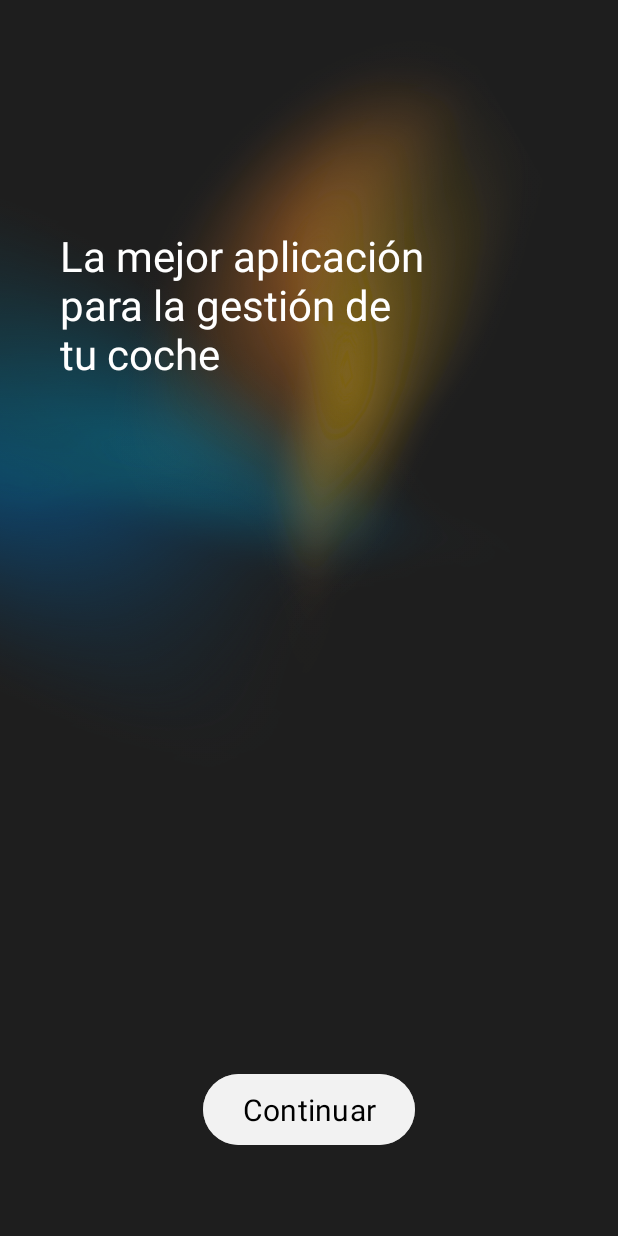
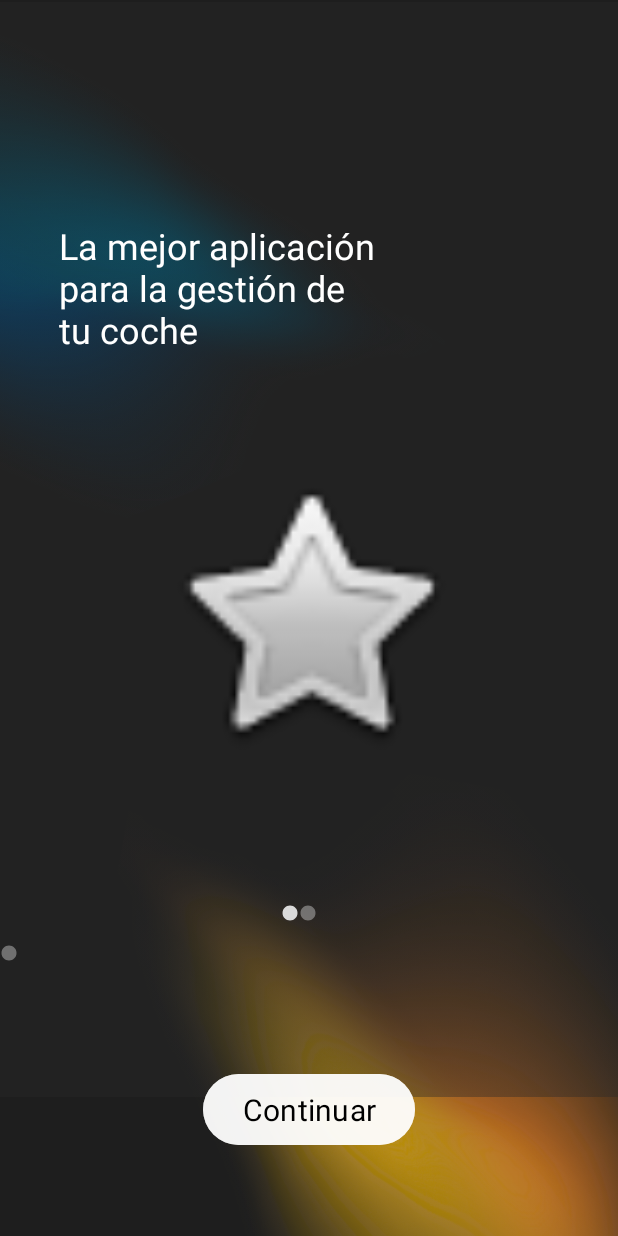
Before and after one commit to Jaim3w/FixIT, an Android app: the BienvenidaInfo1 screen opened directly, with no data from a screen before it, on a phone screen of 412 x 824 dp. Run offline under Robolectric (Android 15) with nearby library versions, the phone set to English and light mode, and no system bars.

Commit message:
termine interfaz de 1er pantalla de informacion de bienvenida

```diff
--- /dev/null
+++ b/FIXIT/app/src/main/res/drawable/circle_on.xml
@@ -0,0 +1,5 @@
+<vector xmlns:android="http://schemas.android.com/apk/res/android" android:height="24dp" android:tint="#DADADA" android:viewportHeight="24" android:viewportWidth="24" android:width="24dp">
+
+    <path android:fillColor="@android:color/white" android:pathData="M12,2C6.47,2 2,6.47 2,12s4.47,10 10,10 10,-4.47 10,-10S17.53,2 12,2z"/>
+
+</vector>
--- a/FIXIT/app/src/main/res/layout/activity_bienvenida_info1.xml
+++ b/FIXIT/app/src/main/res/layout/activity_bienvenida_info1.xml
@@ -9,36 +9,54 @@
     tools:context=".BienvenidaInfo1">
 
     <ImageView
-        android:id="@+id/imageView5"
-        android:layout_width="631dp"
-        android:layout_height="576dp"
-        android:layout_marginEnd="16dp"
-        android:layout_marginBottom="240dp"
+        android:id="@+id/imageView"
+        android:layout_width="400dp"
+        android:layout_height="400dp"
         app:layout_constraintBottom_toBottomOf="parent"
         app:layout_constraintEnd_toEndOf="parent"
-        app:srcCompat="@drawable/mancha31" />
+        app:layout_constraintHorizontal_bias="1.0"
+        app:layout_constraintStart_toStartOf="parent"
+        app:layout_constraintTop_toTopOf="parent"
+        app:layout_constraintVertical_bias="1.0"
+        app:srcCompat="@drawable/pag1" />
 
     <ImageView
-        android:id="@+id/imageView7"
-        android:layout_width="468dp"
-        android:layout_height="467dp"
-        app:srcCompat="@drawable/mancha32"
-        tools:layout_editor_absoluteX="93dp"
-        tools:layout_editor_absoluteY="307dp" />
+        android:id="@+id/imageView2"
+        android:layout_width="400dp"
+        android:layout_height="400dp"
+        app:layout_constraintBottom_toBottomOf="parent"
+        app:layout_constraintEnd_toEndOf="parent"
+        app:layout_constraintHorizontal_bias="0.0"
+        app:layout_constraintStart_toStartOf="parent"
+        app:layout_constraintTop_toTopOf="parent"
+        app:layout_constraintVertical_bias="0.0"
+        app:srcCompat="@drawable/pag11" />
+
+    <ImageView
+        android:id="@+id/imageView3"
+        android:layout_width="760dp"
+        android:layout_height="731dp"
+        app:layout_constraintBottom_toBottomOf="parent"
+        app:layout_constraintEnd_toEndOf="parent"
+        app:layout_constraintHorizontal_bias="0.501"
+        app:layout_constraintStart_toStartOf="parent"
+        app:layout_constraintTop_toTopOf="parent"
+        app:layout_constraintVertical_bias="0.0"
+        app:srcCompat="@drawable/opacity" />
 
     <TextView
         android:id="@+id/textView"
-        android:layout_width="251dp"
-        android:layout_height="111dp"
+        android:layout_width="211dp"
+        android:layout_height="94dp"
         android:text="La mejor aplicación para la gestión de tu coche"
         android:textColor="#FFFFFF"
-        android:textSize="28sp"
+        android:textSize="24sp"
         app:layout_constraintBottom_toBottomOf="parent"
         app:layout_constraintEnd_toEndOf="parent"
-        app:layout_constraintHorizontal_bias="0.25"
+        app:layout_constraintHorizontal_bias="0.196"
         app:layout_constraintStart_toStartOf="parent"
         app:layout_constraintTop_toTopOf="parent"
-        app:layout_constraintVertical_bias="0.212" />
+        app:layout_constraintVertical_bias="0.202" />
 
     <Button
         android:id="@+id/button"
@@ -55,4 +73,50 @@
         app:layout_constraintTop_toTopOf="parent"
         app:layout_constraintVertical_bias="0.926" />
 
+    <ImageView
+        android:id="@+id/imageView4"
+        android:layout_width="12dp"
+        android:layout_height="12dp"
+        app:layout_constraintBottom_toTopOf="@+id/button"
+        app:layout_constraintEnd_toEndOf="parent"
+        app:layout_constraintHorizontal_bias="0.498"
+        app:layout_constraintStart_toStartOf="parent"
+        app:layout_constraintTop_toBottomOf="@+id/imageView7"
+        app:layout_constraintVertical_bias="0.48"
+        app:srcCompat="@drawable/circle_off" />
+
+    <ImageView
+        android:id="@+id/imageView6"
+        android:layout_width="12dp"
+        android:layout_height="12dp"
+        android:layout_marginBottom="40dp"
+        app:layout_constraintBottom_toTopOf="@+id/button"
+        app:layout_constraintTop_toBottomOf="@+id/imageView7"
+        app:layout_constraintVertical_bias="0.79"
+        app:srcCompat="@drawable/circle_off"
+        tools:layout_editor_absoluteX="211dp" />
+
+    <ImageView
+        android:id="@+id/imageView7"
+        android:layout_width="209dp"
+        android:layout_height="207dp"
+        app:layout_constraintBottom_toBottomOf="@+id/imageView3"
+        app:layout_constraintEnd_toEndOf="parent"
+        app:layout_constraintStart_toStartOf="parent"
+        app:layout_constraintTop_toTopOf="@+id/imageView3"
+        app:layout_constraintVertical_bias="0.583"
+        app:srcCompat="@android:drawable/btn_star" />
+
+    <ImageView
+        android:id="@+id/imageView8"
+        android:layout_width="12dp"
+        android:layout_height="12dp"
+        app:layout_constraintBottom_toTopOf="@+id/button"
+        app:layout_constraintEnd_toEndOf="parent"
+        app:layout_constraintHorizontal_bias="0.468"
+        app:layout_constraintStart_toStartOf="parent"
+        app:layout_constraintTop_toBottomOf="@+id/imageView7"
+        app:layout_constraintVertical_bias="0.48"
+        app:srcCompat="@drawable/circle_on" />
+
 </androidx.constraintlayout.widget.ConstraintLayout>
```
Also changed, not shown: FIXIT/app/src/main/res/drawable/mancha31.png (deleted), FIXIT/app/src/main/res/drawable/mancha32.png (deleted), FIXIT/app/src/main/res/drawable/opacity.png (added), FIXIT/app/src/main/res/drawable/pag1.png (added), FIXIT/app/src/main/res/drawable/pag11.png (added), FIXIT/app/src/main/res/drawable/pag2.png (added), FIXIT/app/src/main/res/drawable/pag22.png (added), FIXIT/app/src/main/res/drawable/pag3.png (added), FIXIT/app/src/main/res/drawable/pag33.png (added).
